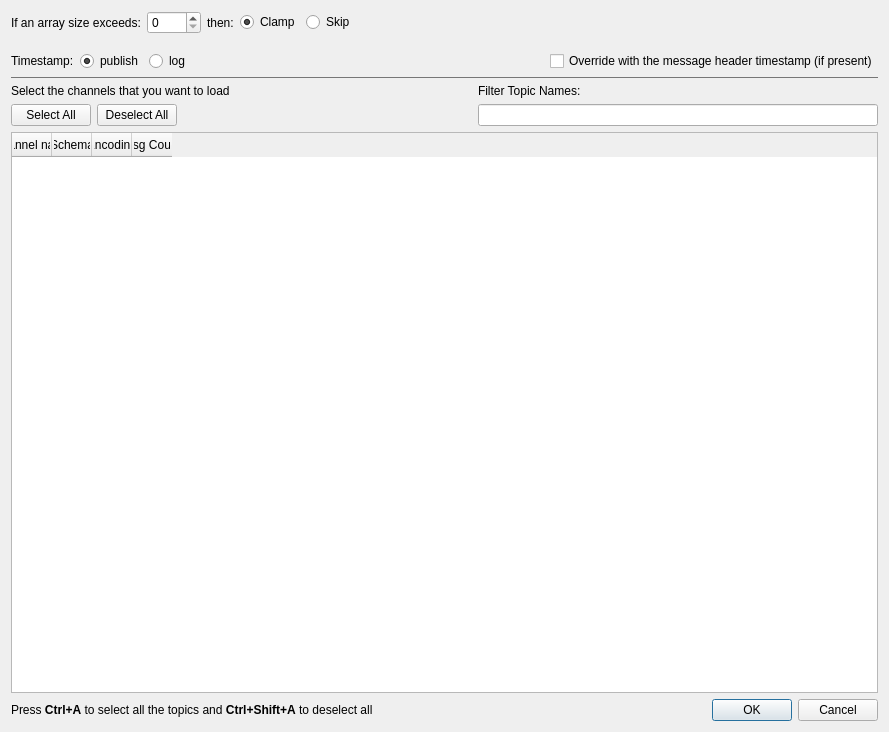
Qt form data_load_mcap/dialog_mcap.ui (PlotJuggler/pj-official-plugins) before a commit.
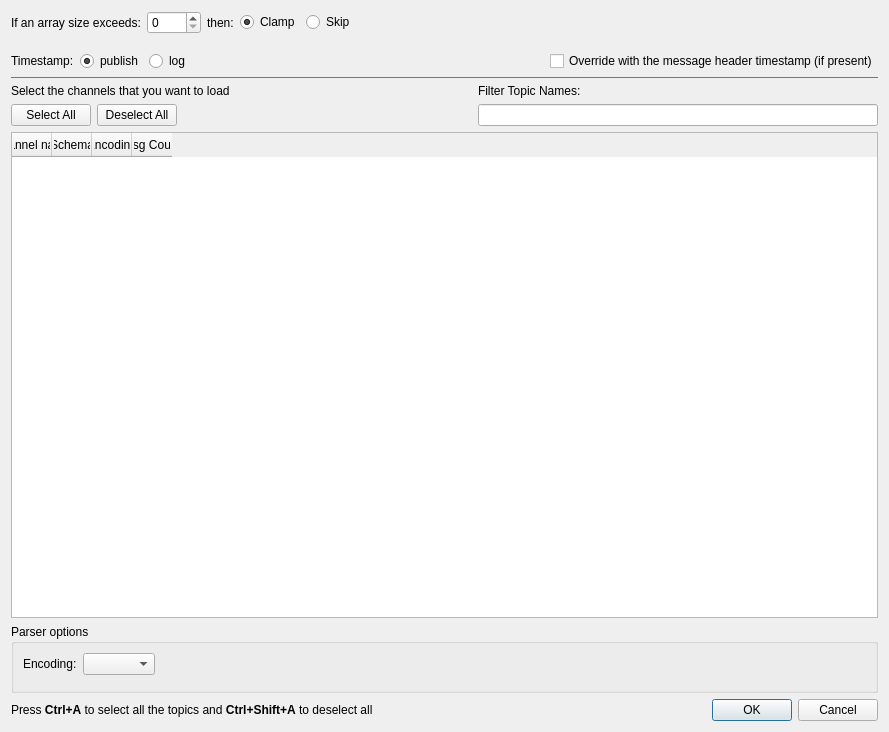
The same form after that commit.

Commit message:
feat(data_load_mcap): support indexless recordings
Prune stale selections when switching recordings, pass topic identity into parser configuration, and fall back to serial file-order reads when an MCAP has no chunk indexes. Retain chunk-free payloads lazily by stable record offset and use bounded browser import defaults.

```diff
--- a/data_load_mcap/dialog_mcap.ui
+++ b/data_load_mcap/dialog_mcap.ui
@@ -301,6 +301,45 @@
      </column>
     </widget>
    </item>
+   <item>
+    <widget class="QGroupBox" name="parser_group">
+     <property name="title">
+      <string>Parser options</string>
+     </property>
+     <layout class="QVBoxLayout" name="parserGroupLayout">
+      <item>
+       <layout class="QHBoxLayout" name="encodingLayout">
+        <item>
+         <widget class="QLabel" name="labelEncoding">
+          <property name="text">
+           <string>Encoding:</string>
+          </property>
+         </widget>
+        </item>
+        <item>
+         <widget class="QComboBox" name="comboBoxProtocol"/>
+        </item>
+        <item>
+         <spacer name="encodingSpacer">
+          <property name="orientation">
+           <enum>Qt::Orientation::Horizontal</enum>
+          </property>
+          <property name="sizeHint" stdset="0">
+           <size>
+            <width>40</width>
+            <height>20</height>
+           </size>
+          </property>
+         </spacer>
+        </item>
+       </layout>
+      </item>
+      <item>
+       <widget class="QWidget" name="pj_parser_slot" native="true"/>
+      </item>
+     </layout>
+    </widget>
+   </item>
    <item>
     <layout class="QHBoxLayout" name="bottomBar">
      <item>
```
The commit also changes 5 other files.
